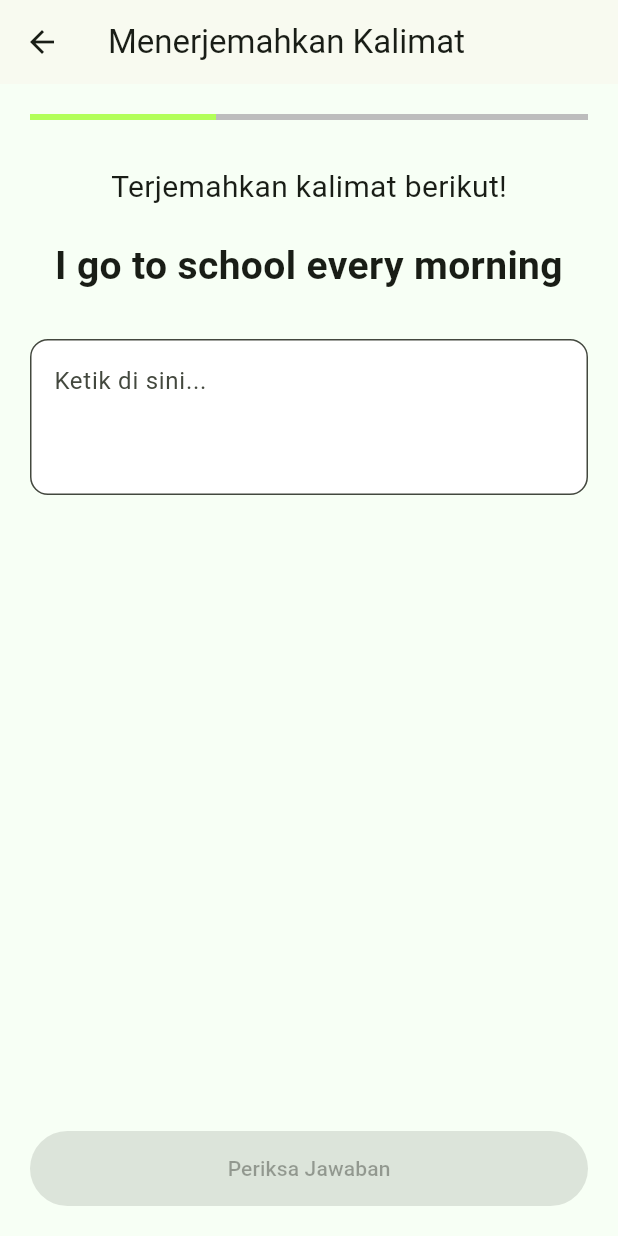
After one commit to nadia535250186-pixel/Moprog-uas, a Flutter app: the TranslateSentencePage screen opened directly, on a phone screen of 412 x 824 dp. The commit adds this screen. Run offline on Flutter 3.47's test engine with Material 3 defaults, Android fonts, the phone set to English and light mode, and no system bars; our stand-ins replace cloud_firestore, firebase_auth, firebase_core, image_picker, shared_preferences; accounts and stored records are empty.

Commit message:
Membuat halaman translate kalimat(Struktur page diambil dari page2 sebelumnya, jadi hanya sedikit modifikasi), dan menambahkan tombol selesai pada halaman arti kalimat

```diff
--- /dev/null
+++ b/lib/pages/quiz/translate_sentence_page.dart
@@ -0,0 +1,193 @@
+import 'package:flutter/material.dart';
+import '../../models/quiz_question.dart';
+
+class TranslateSentencePage extends StatefulWidget {
+  const TranslateSentencePage({super.key});
+
+  @override
+  State<TranslateSentencePage> createState() => _TranslateSentencePageState();
+}
+
+class _TranslateSentencePageState extends State<TranslateSentencePage> {
+  final List<QuizQuestion> questions = [
+    QuizQuestion(
+      question: 'I go to school every morning',
+      options: [],
+      answer: 'Saya pergi ke sekolah setiap pagi',
+      explanation: 'I go to school every morning berarti Saya pergi ke sekolah setiap pagi.',
+    ),
+    QuizQuestion(
+      question: 'She is reading a book',
+      options: [],
+      answer: 'Dia sedang membaca buku',
+      explanation: 'She is reading a book berarti Dia sedang membaca buku.',
+    ),
+    QuizQuestion(
+      question: 'They are playing football',
+      options: [],
+      answer: 'Mereka sedang bermain sepak bola',
+      explanation: 'They are playing football berarti Mereka sedang bermain sepak bola.',
+    ),
+  ];
+  final TextEditingController answerController = TextEditingController();
+  int currQuestion = 0;
+  bool isChecked = false;
+  bool isCorrect = false;
+  int score = 0;
+
+  void checkAnswer() {
+    if (answerController.text.trim().isEmpty) return;
+
+    setState(() {
+      isChecked = true;
+      isCorrect = answerController.text.trim().toLowerCase() == questions[currQuestion].answer.toLowerCase();
+
+      if(isCorrect) {
+        score++;
+      }
+    });
+  }
+
+  void nextQuestion() {
+    if (currQuestion < questions.length - 1) {
+      setState(() {
+        currQuestion++;
+        answerController.clear();
+        isChecked = false;
+        isCorrect = false;
+      });
+    } else {
+      showDialog(
+        context: context,
+        barrierDismissible: false,
+        builder: (context) => AlertDialog(
+          title: const Text('Latihan Selesai'),
+          content: Text('Skormu: $score dari ${questions.length}'),
+          actions: [
+            TextButton(
+              onPressed: () {
+                setState(() {
+                  currQuestion = 0;
+                  answerController.clear();
+                  isChecked = false;
+                  isCorrect = false;
+                  score = 0;
+                });
+                Navigator.pop(context);
+              },
+              child: const Text('Ulang Latihan'),
+            ),
+            TextButton(
+              onPressed: () {
+                Navigator.pop(context);
+                Navigator.pop(context);
+              }, child: Text('Selesai')),
+          ],
+        ),
+      );
+    }
+  }
+
+  @override
+  void dispose() {
+    answerController.dispose();
+    super.dispose();
+  }
+
+  @override
+  Widget build(BuildContext context) {
+    final question = questions[currQuestion];
+
+    return Scaffold(
+      appBar: AppBar(
+        title: const Text('Menerjemahkan Kalimat'),
+      ),
+      body: Padding(
+        padding: const EdgeInsets.all(20),
+        child: Column(
+          mainAxisAlignment: MainAxisAlignment.start,
+          children: [
+            LinearProgressIndicator(
+              value: (currQuestion + 1) / questions.length,
+              backgroundColor: Colors.grey.shade400,
+              color: Colors.lightGreenAccent,
+            ),
+            const SizedBox(height: 30),
+            const Text(
+              'Terjemahkan kalimat berikut!',
+              style: TextStyle(fontSize: 20),
+            ),
+            const SizedBox(height: 20),
+            Text(
+              question.question,
+              style: const TextStyle(
+                fontSize: 26,
+                fontWeight: FontWeight.bold,
+              ),
+              textAlign: TextAlign.center,
+            ),
+            const SizedBox(height: 30),
+            TextField(
+              onChanged: (value) {
+                setState(() {
+                });
+              },
+              controller: answerController,
+              enabled: !isChecked,
+              maxLines: 3,
+              decoration: InputDecoration(
+                hintText: 'Ketik di sini...',
+                border: OutlineInputBorder(
+                  borderRadius: BorderRadius.circular(12),
+                ),
+                filled: true,
+                fillColor: Colors.white,
+              ),
+            ),
+            const SizedBox(height: 20),
+            if(isChecked)
+              Container(
+                width: double.infinity,
+                padding: const EdgeInsets.all(20),
+                decoration: BoxDecoration(
+                  color: isCorrect ? const Color(0xFFDFF7D2) : const Color(0xFFFFE0E0),
+                  borderRadius: BorderRadius.circular(12),
+                ),
+                child: Column(
+                  crossAxisAlignment: CrossAxisAlignment.start,
+                  children: [
+                    Text(
+                      isCorrect ? 'Jawaban Benar' : 'Jawaban Salah',
+                      style: const TextStyle(
+                        fontWeight: FontWeight.bold,
+                        fontSize: 16,
+                      ),
+                    ),
+                    const SizedBox(height: 5,),
+                    Text(question.explanation),
+                    if(!isCorrect)
+                      Text('Jawaban benar: ${question.answer}'),
+                  ],
+                )
+              ),
+          ],
+        ),
+        ),
+        bottomNavigationBar: Padding(
+          padding: const EdgeInsets.all(20),
+          child: SizedBox(
+            width: double.infinity,
+            height: 50,
+            child: ElevatedButton(
+              onPressed: answerController.text.trim().isEmpty && !isChecked ? null : isChecked ? nextQuestion : checkAnswer,
+              style: ElevatedButton.styleFrom(
+                backgroundColor: const Color(0xFF58CC02),
+                foregroundColor: Colors.white,
+              ),
+              child: Text(isChecked ? 'Lanjut' : 'Periksa Jawaban'),
+            ),
+          ),
+        ),
+      );
+  }
+}
--- a/lib/pages/quiz/word_meaning_page.dart
+++ b/lib/pages/quiz/word_meaning_page.dart
@@ -73,6 +73,11 @@ class _WordMeaningPageState extends State<WordMeaningPage> {
             },
             child: const Text('Ulang Latihan')
           ),
+          TextButton(
+              onPressed: () {
+                Navigator.pop(context);
+                Navigator.pop(context);
+              }, child: Text('Selesai')),
         ],
         ),
       );
```
